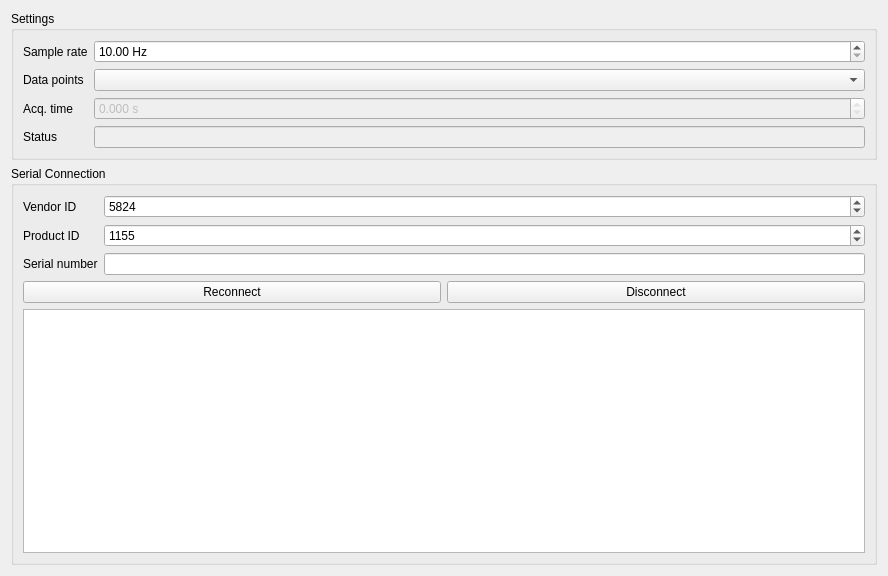
Above: src/devices/teensypulse4.ui from NMRduino/NMRduino-GUI before the change. Below: the same form after it.
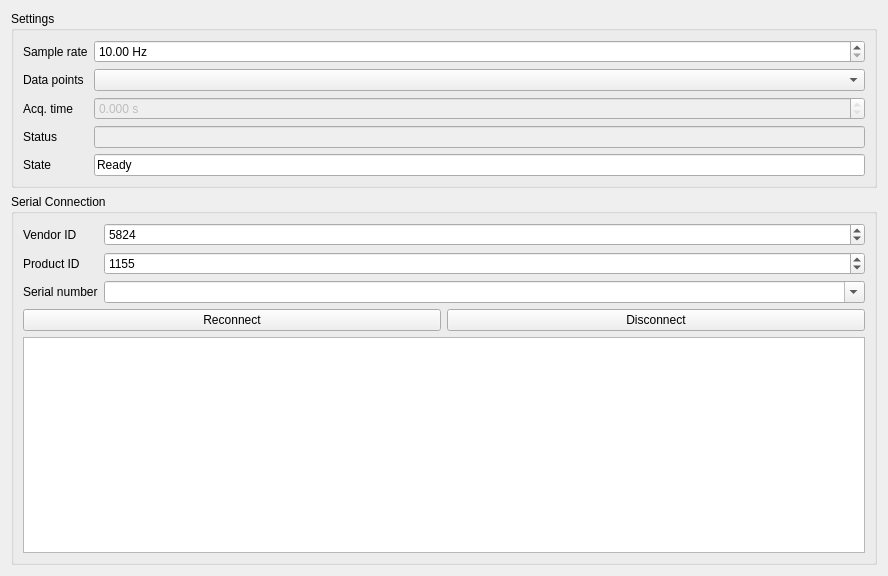
That is the form after the change.

```diff
--- a/src/devices/teensypulse4.ui
+++ b/src/devices/teensypulse4.ui
@@ -90,7 +90,7 @@
        </layout>
       </item>
       <item row="2" column="1">
-       <widget class="QLineEdit" name="lineEdit_serialNumber"/>
+       <widget class="QComboBox" name="comboBox_serialNumber"><property name="editable"><bool>true</bool></property></widget>
       </item>
       <item row="2" column="0">
        <widget class="QLabel" name="label_3">
@@ -108,6 +108,18 @@
       <string>Settings</string>
      </property>
      <layout class="QGridLayout" name="gridLayout_3">
+      <item row="4" column="0">
+       <widget class="QLabel" name="taskStateLabel">
+        <property name="text"><string>State</string></property>
+       </widget>
+      </item>
+      <item row="4" column="1">
+       <widget class="QLineEdit" name="taskState">
+        <property name="readOnly"><bool>true</bool></property>
+        <property name="text"><string>Ready</string></property>
+        <property name="toolTip"><string>Pulse and Acquire task state</string></property>
+       </widget>
+      </item>
       <item row="0" column="1">
        <widget class="QDoubleSpinBox" name="doubleSpinBox_sampleRate">
         <property name="sizePolicy">
```
Left out of the diff: 2 changed lines with no effect on the pictures.
